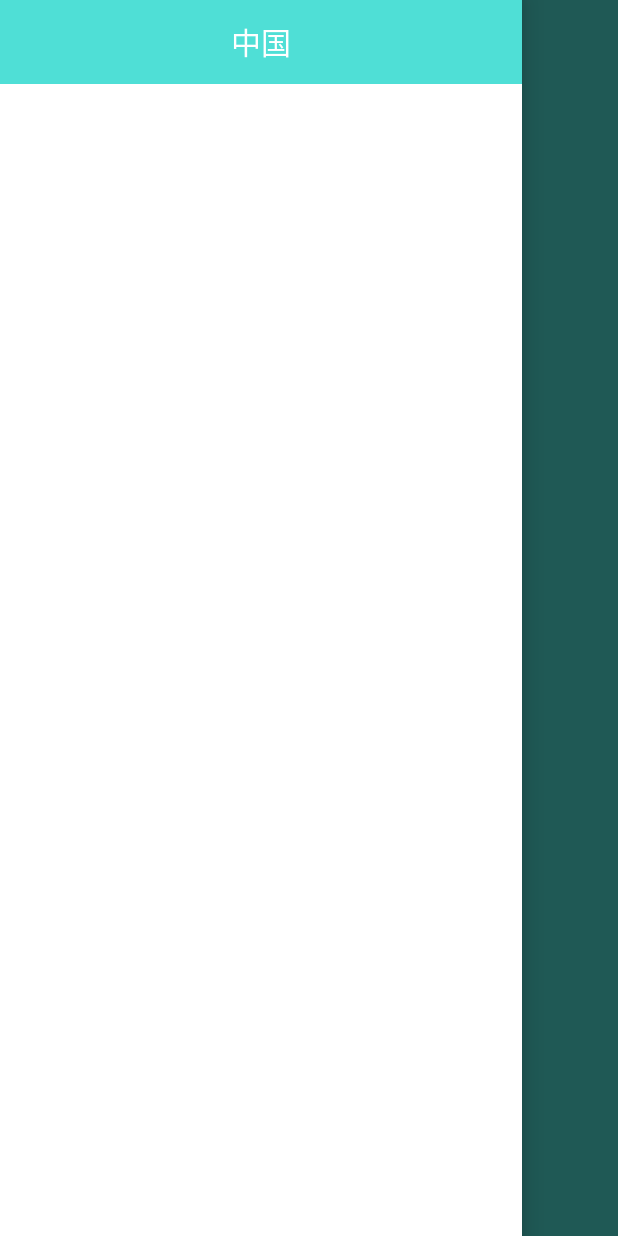
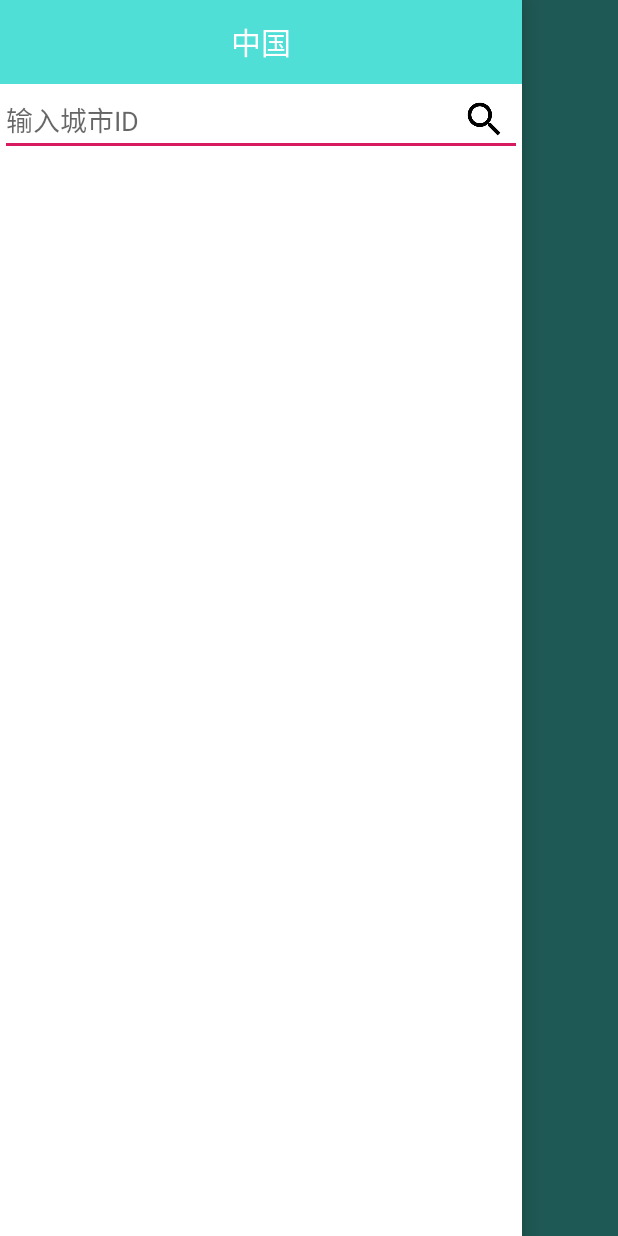
Before and after one commit to healthroad/weather-forecast, an Android app: the WeatherActivity screen opened directly, with no data from a screen before it, with the side drawer open, on a phone screen of 412 x 824 dp. Run offline under Robolectric (Android 15) with nearby library versions, the phone set to English and light mode, and no system bars; libraries missing offline, so code that uses them is left out: org.litepal.crud; pictures from the network do not load; 2 statements that could not run were skipped.

Commit message:
增加搜索城市ID功能。

```diff
--- a/app/build.gradle
+++ b/app/build.gradle
@@ -29,8 +29,5 @@ dependencies {
     implementation 'com.squareup.okhttp3:okhttp:3.10.0'
     implementation 'com.google.code.gson:gson:2.8.2'
     implementation 'com.github.bumptech.glide:glide:3.7.0'
-    implementation 'com.android.support:cardview-v7:28.0.0'       // 卡片式布局
-    implementation 'com.android.support:design:28.0.0'            // Material Design中用到的依赖库
-    implementation 'net.danlew:android.joda:2.9.9'                // 时间处理
 
 }
--- a/app/src/main/java/com/example/ativ/weather_forecast/ChooseAreaFragment.java
+++ b/app/src/main/java/com/example/ativ/weather_forecast/ChooseAreaFragment.java
@@ -4,13 +4,13 @@ import android.app.ProgressDialog;
 import android.content.Intent;
 import android.os.Bundle;
 import android.support.v4.app.Fragment;
-import android.util.Log;
 import android.view.LayoutInflater;
 import android.view.View;
 import android.view.ViewGroup;
 import android.widget.AdapterView;
 import android.widget.ArrayAdapter;
 import android.widget.Button;
+import android.widget.EditText;
 import android.widget.ListView;
 import android.widget.TextView;
 import android.widget.Toast;
@@ -33,8 +33,6 @@ import okhttp3.Response;
 
 public class ChooseAreaFragment extends Fragment {
 
-    private static final String TAG = "ChooseAreaFragment";
-
     public static final int LEVEL_PROVINCE = 0;
 
     public static final int LEVEL_CITY = 1;
@@ -45,13 +43,15 @@ public class ChooseAreaFragment extends Fragment {
 
     private Button backButton;
 
+    private EditText searchText;
+
+    private Button searchButton;
+
     private ListView listView;
 
     private ArrayAdapter<String> adapter;
 
     private List<String> dataList = new ArrayList<>();
-
-
 
     /**
      * 省列表
@@ -81,6 +81,8 @@ public class ChooseAreaFragment extends Fragment {
         View view = inflater.inflate(R.layout.choose_area, container, false);
         titleText = (TextView) view.findViewById(R.id.title_text);
         backButton = (Button) view.findViewById(R.id.back_button);
+        searchText = (EditText) view.findViewById(R.id.search_text);
+        searchButton=(Button) view.findViewById(R.id.search_button);
         listView = (ListView) view.findViewById(R.id.list_view);
         adapter = new ArrayAdapter<>(getContext(), android.R.layout.simple_list_item_1, dataList);
         listView.setAdapter(adapter);
@@ -117,6 +119,23 @@ public class ChooseAreaFragment extends Fragment {
             public void onClick(View v) {
                 if (currentLevel == LEVEL_CITY) {
                     queryProvinces();
+                }
+            }
+        });
+        searchButton.setOnClickListener(new View.OnClickListener() {
+            @Override
+            public void onClick(View v) {
+                String cityCode=searchText.getText().toString();
+                if(getActivity() instanceof MainActivity) {
+                    Intent intent = new Intent(getActivity(), WeatherActivity.class);
+                    intent.putExtra("city_code", cityCode);
+                    startActivity(intent);
+                    getActivity().finish();
+                }else if(getActivity() instanceof WeatherActivity){
+                    WeatherActivity activity = (WeatherActivity) getActivity();
+                    activity.drawerLayout.closeDrawers();
+                    activity.swipeRefresh.setRefreshing(true);
+                    activity.requestWeather(cityCode);
                 }
             }
         });
--- a/app/src/main/java/com/example/ativ/weather_forecast/WeatherActivity.java
+++ b/app/src/main/java/com/example/ativ/weather_forecast/WeatherActivity.java
@@ -50,6 +50,8 @@ public class WeatherActivity extends AppCompatActivity {
 
     private TextView weatherInfoText;
 
+    private TextView systemTimeText;
+
     private LinearLayout forecastLayout;
 
     private TextView qualityText;
@@ -85,6 +87,7 @@ public class WeatherActivity extends AppCompatActivity {
         titleUpdateTime = (TextView) findViewById(R.id.title_update_time);
         degreeText = (TextView) findViewById(R.id.degree_text);
         weatherInfoText = (TextView) findViewById(R.id.weather_info_text);
+        systemTimeText = (TextView) findViewById(R.id.system_time_text);
         forecastLayout = (LinearLayout) findViewById(R.id.forecast_layout);
         qualityText=(TextView) findViewById(R.id.quality_text);
         aqiText = (TextView) findViewById(R.id.aqi_text);
@@ -104,6 +107,7 @@ public class WeatherActivity extends AppCompatActivity {
             Weather weather = Utility.handleWeatherResponse(weatherString);
             mCityCode=weather.cityInfo.cityCode;
             showWeatherInfo(weather);
+            Toast.makeText(WeatherActivity.this, "从缓存中读取天气信息", Toast.LENGTH_SHORT).show();
         } else {
             // 无缓存时去服务器查询天气
             mCityCode = getIntent().getStringExtra("city_code");
@@ -150,7 +154,7 @@ public class WeatherActivity extends AppCompatActivity {
                             mCityCode=weather.cityInfo.cityCode;
                             showWeatherInfo(weather);
                         } else {
-                            Toast.makeText(WeatherActivity.this, "获取天气信息失败", Toast.LENGTH_SHORT).show();
+                            Toast.makeText(WeatherActivity.this, "输入的城市ID错误，获取天气信息失败", Toast.LENGTH_SHORT).show();
                         }
                         swipeRefresh.setRefreshing(false);
                     }
@@ -207,10 +211,12 @@ public class WeatherActivity extends AppCompatActivity {
         String updateTime = weather.cityInfo.weatherTime;
         String degree = weather.data.wendu + "℃";
         String weatherInfo = weather.data.forecastList.get(0).type;
+        String systemTime = weather.systemTime;
         titleCity.setText(cityName);
         titleUpdateTime.setText(updateTime);
         degreeText.setText(degree);
         weatherInfoText.setText(weatherInfo);
+        systemTimeText.setText(systemTime);
         forecastLayout.removeAllViews();
         for (Forecast forecast : weather.data.forecastList) {
             View view = LayoutInflater.from(this).inflate(R.layout.forecast_item, forecastLayout, false);
--- a/app/src/main/res/layout/aqi.xml
+++ b/app/src/main/res/layout/aqi.xml
@@ -21,9 +21,8 @@
             android:id="@+id/quality_text"
             android:layout_width="wrap_content"
             android:layout_height="wrap_content"
-            android:layout_gravity="center"
-            android:layout_marginLeft="150dp"
-            android:layout_marginTop="10dp"
+            android:layout_marginLeft="135dp"
+            android:layout_marginTop="15dp"
             android:textColor="#fff"
             android:textSize="20sp"/>
     </LinearLayout>
--- a/app/src/main/res/layout/choose_area.xml
+++ b/app/src/main/res/layout/choose_area.xml
@@ -4,7 +4,8 @@
     android:orientation="vertical"
     android:layout_width="match_parent"
     android:layout_height="match_parent"
-    android:background="#fff">
+    android:background="#fff"
+    android:fitsSystemWindows="true">
 
     <RelativeLayout
         android:layout_width="match_parent"
@@ -29,6 +30,28 @@
             android:background="@drawable/ic_back"/>
     </RelativeLayout>
 
+    <RelativeLayout
+        android:layout_width="match_parent"
+        android:layout_height="wrap_content"
+        android:background="@color/colorWhite">
+
+        <EditText
+            android:id="@+id/search_text"
+            android:layout_width="match_parent"
+            android:layout_height="wrap_content"
+            android:singleLine="true"
+            android:hint="输入城市ID"/>
+
+        <Button
+            android:id="@+id/search_button"
+            android:layout_width="30dp"
+            android:layout_height="30dp"
+            android:layout_marginRight="10dp"
+            android:layout_alignParentRight="true"
+            android:layout_centerVertical="true"
+            android:background="@drawable/ic_search" />
+    </RelativeLayout>
+
     <ListView
         android:id="@+id/list_view"
         android:layout_width="match_parent"
```
Also changed, not shown: app/src/main/res/layout/now.xml (+8 -0 lines), app/src/main/res/layout/search_area.xml (deleted, +0 -113 lines), app/src/main/res/drawable/ic_search.png (added).
